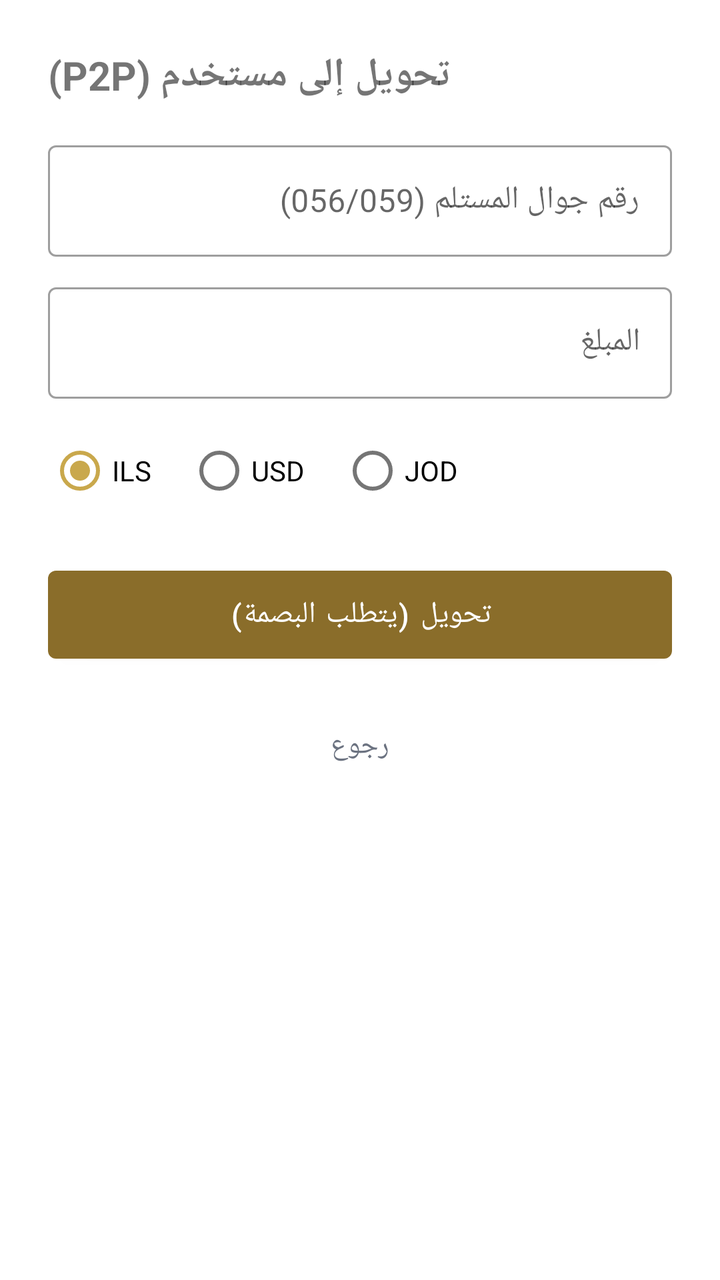
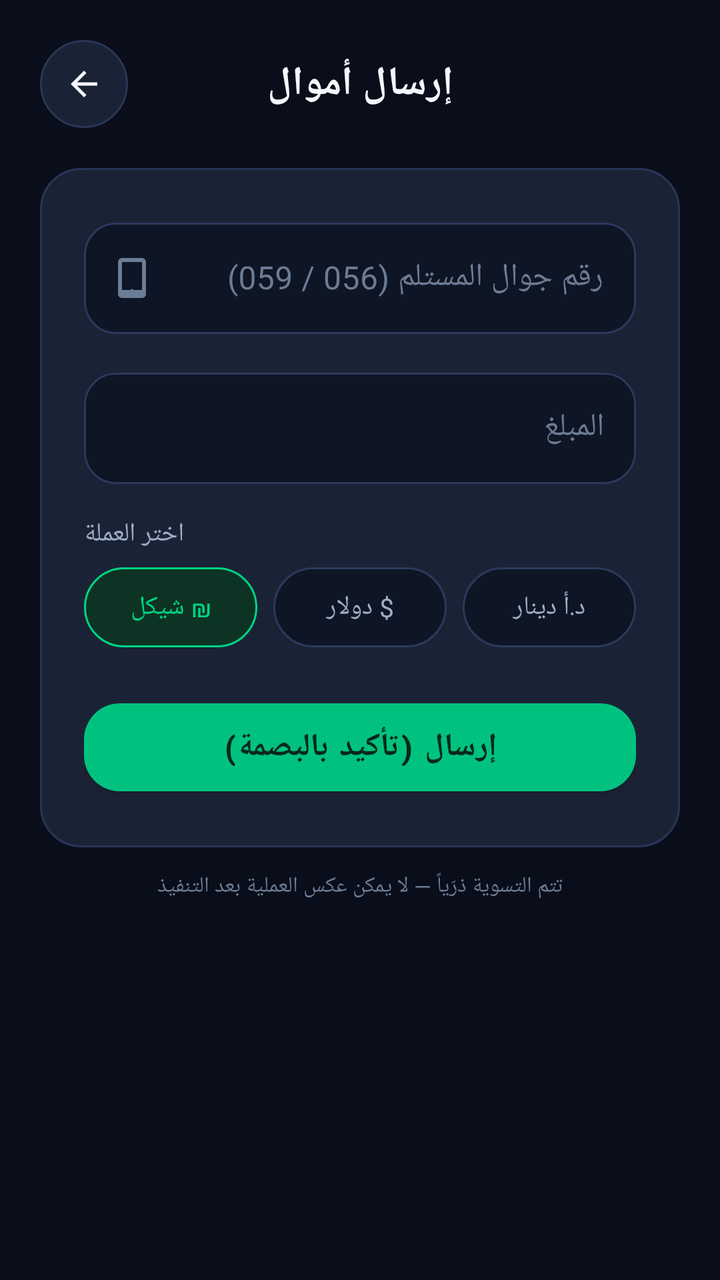

The first picture is an Android layout as it rendered before a commit; the second is the same layout after the commit. The layout source and the unified diff follow.
<!-- AndroidManifest.xml: application theme Theme.Fakah -->
<!-- res/layout/activity_transfer.xml -->
<?xml version="1.0" encoding="utf-8"?>
<ScrollView xmlns:android="http://schemas.android.com/apk/res/android"
    android:layout_width="match_parent"
    android:layout_height="match_parent">

    <LinearLayout
        android:layout_width="match_parent"
        android:layout_height="wrap_content"
        android:orientation="vertical"
        android:padding="24dp">

        <TextView
            android:layout_width="wrap_content"
            android:layout_height="wrap_content"
            android:text="تحويل إلى مستخدم (P2P)"
            android:textSize="20sp"
            android:textStyle="bold"
            android:layout_marginBottom="16dp" />

        <com.google.android.material.textfield.TextInputLayout
            android:layout_width="match_parent"
            android:layout_height="wrap_content"
            android:hint="رقم جوال المستلم (056/059)"
            style="@style/Widget.MaterialComponents.TextInputLayout.OutlinedBox"
            xmlns:app="http://schemas.android.com/apk/res-auto">
            <com.google.android.material.textfield.TextInputEditText
                android:id="@+id/etPhone"
                android:layout_width="match_parent"
                android:layout_height="wrap_content"
                android:inputType="phone"
                android:maxLength="10"
                android:textDirection="ltr" />
        </com.google.android.material.textfield.TextInputLayout>

        <com.google.android.material.textfield.TextInputLayout
            android:layout_width="match_parent"
            android:layout_height="wrap_content"
            android:layout_marginTop="10dp"
            android:hint="المبلغ"
            style="@style/Widget.MaterialComponents.TextInputLayout.OutlinedBox">
            <com.google.android.material.textfield.TextInputEditText
                android:id="@+id/etAmount"
                android:layout_width="match_parent"
                android:layout_height="wrap_content"
                android:inputType="numberDecimal"
                android:textDirection="ltr" />
        </com.google.android.material.textfield.TextInputLayout>

        <RadioGroup
            android:id="@+id/rgCurrency"
            android:layout_width="match_parent"
            android:layout_height="wrap_content"
            android:orientation="horizontal"
            android:layout_marginTop="12dp">
            <RadioButton android:id="@+id/rbIls" android:layout_width="wrap_content"
                android:layout_height="wrap_content" android:text="ILS" android:checked="true" />
            <RadioButton android:id="@+id/rbUsd" android:layout_width="wrap_content"
                android:layout_height="wrap_content" android:layout_marginStart="18dp" android:text="USD" />
            <RadioButton android:id="@+id/rbJod" android:layout_width="wrap_content"
                android:layout_height="wrap_content" android:layout_marginStart="18dp" android:text="JOD" />
        </RadioGroup>

        <com.google.android.material.button.MaterialButton
            android:id="@+id/btnSend"
            android:layout_width="match_parent"
            android:layout_height="56dp"
            android:layout_marginTop="20dp"
            android:text="تحويل (يتطلب البصمة)"
            android:textSize="15sp" />

        <com.google.android.material.progressindicator.CircularProgressIndicator
            android:id="@+id/progress"
            android:layout_width="wrap_content"
            android:layout_height="wrap_content"
            android:layout_gravity="center_horizontal"
            android:layout_marginTop="12dp"
            android:indeterminate="true"
            android:visibility="gone" />

        <TextView
            android:id="@+id/btnBack"
            android:layout_width="wrap_content"
            android:layout_height="wrap_content"
            android:layout_gravity="center_horizontal"
            android:layout_marginTop="16dp"
            android:padding="12dp"
            android:text="رجوع"
            android:textColor="@color/textSecondary" />
    </LinearLayout>
</ScrollView>
<!-- resources referenced by this layout -->
<resources>
  <color name="textSecondary">#6B7280</color>
  <style name="Theme.Fakah" parent="Theme.MaterialComponents.DayNight.NoActionBar">
          <item name="colorPrimary">@color/goldDark</item>
          <item name="colorPrimaryVariant">@color/gold</item>
          <item name="colorOnPrimary">#FFFFFF</item>
          <item name="colorSecondary">@color/gold</item>
          <item name="colorSecondaryVariant">@color/goldDark</item>
          <item name="colorOnSecondary">#1A1A1A</item>
          <item name="android:statusBarColor">@color/primaryText</item>
          <item name="android:windowBackground">@color/bg</item>
      </style>
  <color name="goldDark">#8A6D2A</color>
  <color name="gold">#C9A84C</color>
  <color name="primaryText">#1A1A1A</color>
  <color name="bg">#FFFFFF</color>
</resources>

<!-- the commit's change to res/layout/activity_transfer.xml (unified diff, before → after) -->
@@ -1,90 +1,169 @@
 <?xml version="1.0" encoding="utf-8"?>
 <ScrollView xmlns:android="http://schemas.android.com/apk/res/android"
+    xmlns:app="http://schemas.android.com/apk/res-auto"
     android:layout_width="match_parent"
-    android:layout_height="match_parent">
+    android:layout_height="match_parent"
+    android:background="@color/bg"
+    android:scrollbars="none">
 
     <LinearLayout
         android:layout_width="match_parent"
         android:layout_height="wrap_content"
         android:orientation="vertical"
-        android:padding="24dp">
+        android:padding="20dp">
 
-        <TextView
-            android:layout_width="wrap_content"
-            android:layout_height="wrap_content"
-            android:text="تحويل إلى مستخدم (P2P)"
-            android:textSize="20sp"
-            android:textStyle="bold"
-            android:layout_marginBottom="16dp" />
-
-        <com.google.android.material.textfield.TextInputLayout
-            android:layout_width="match_parent"
-            android:layout_height="wrap_content"
-            android:hint="رقم جوال المستلم (056/059)"
-            style="@style/Widget.MaterialComponents.TextInputLayout.OutlinedBox"
-            xmlns:app="http://schemas.android.com/apk/res-auto">
-            <com.google.android.material.textfield.TextInputEditText
-                android:id="@+id/etPhone"
-                android:layout_width="match_parent"
-                android:layout_height="wrap_content"
-                android:inputType="phone"
-                android:maxLength="10"
-                android:textDirection="ltr" />
-        </com.google.android.material.textfield.TextInputLayout>
-
-        <com.google.android.material.textfield.TextInputLayout
-            android:layout_width="match_parent"
-            android:layout_height="wrap_content"
-            android:layout_marginTop="10dp"
-            android:hint="المبلغ"
-            style="@style/Widget.MaterialComponents.TextInputLayout.OutlinedBox">
-            <com.google.android.material.textfield.TextInputEditText
-                android:id="@+id/etAmount"
-                android:layout_width="match_parent"
-                android:layout_height="wrap_content"
-                android:inputType="numberDecimal"
-                android:textDirection="ltr" />
-        </com.google.android.material.textfield.TextInputLayout>
-
-        <RadioGroup
-            android:id="@+id/rgCurrency"
+        <LinearLayout
             android:layout_width="match_parent"
             android:layout_height="wrap_content"
             android:orientation="horizontal"
-            android:layout_marginTop="12dp">
-            <RadioButton android:id="@+id/rbIls" android:layout_width="wrap_content"
-                android:layout_height="wrap_content" android:text="ILS" android:checked="true" />
-            <RadioButton android:id="@+id/rbUsd" android:layout_width="wrap_content"
-                android:layout_height="wrap_content" android:layout_marginStart="18dp" android:text="USD" />
-            <RadioButton android:id="@+id/rbJod" android:layout_width="wrap_content"
-                android:layout_height="wrap_content" android:layout_marginStart="18dp" android:text="JOD" />
-        </RadioGroup>
+            android:gravity="center_vertical">
 
-        <com.google.android.material.button.MaterialButton
-            android:id="@+id/btnSend"
+            <ImageButton
+                android:id="@+id/btnBack"
+                android:layout_width="44dp"
+                android:layout_height="44dp"
+                android:background="@drawable/bg_quick_action"
+                android:src="@drawable/ic_back"
+                android:scaleType="centerInside"
+                android:padding="12dp"
+                app:tint="@color/textPrimary"
+                android:contentDescription="رجوع"/>
+
+            <TextView
+                android:layout_width="0dp"
+                android:layout_height="wrap_content"
+                android:layout_weight="1"
+                android:gravity="center"
+                android:text="إرسال أموال"
+                android:textSize="20sp"
+                android:textStyle="bold"
+                android:textColor="@color/textPrimary"/>
+
+            <Space android:layout_width="44dp" android:layout_height="1dp"/>
+        </LinearLayout>
+
+        <LinearLayout
             android:layout_width="match_parent"
-            android:layout_height="56dp"
-            android:layout_marginTop="20dp"
-            android:text="تحويل (يتطلب البصمة)"
-            android:textSize="15sp" />
+            android:layout_height="wrap_content"
+            android:orientation="vertical"
+            android:background="@drawable/bg_tx_row"
+            android:padding="22dp"
+            android:layout_marginTop="20dp">
 
-        <com.google.android.material.progressindicator.CircularProgressIndicator
-            android:id="@+id/progress"
-            android:layout_width="wrap_content"
-            android:layout_height="wrap_content"
-            android:layout_gravity="center_horizontal"
-            android:layout_marginTop="12dp"
-            android:indeterminate="true"
-            android:visibility="gone" />
+            <com.google.android.material.textfield.TextInputLayout
+                android:layout_width="match_parent"
+                android:layout_height="wrap_content"
+                android:hint="رقم جوال المستلم (056 / 059)"
+                style="@style/Widget.Fakah.Input"
+                app:startIconDrawable="@drawable/ic_phone"
+                app:startIconTint="@color/textHint">
+
+                <com.google.android.material.textfield.TextInputEditText
+                    android:id="@+id/etPhone"
+                    style="@style/Text.Fakah.Input"
+                    android:layout_width="match_parent"
+                    android:layout_height="wrap_content"
+                    android:inputType="phone"
+                    android:maxLength="10"
+                    android:textDirection="ltr"/>
+            </com.google.android.material.textfield.TextInputLayout>
+
+            <com.google.android.material.textfield.TextInputLayout
+                android:layout_width="match_parent"
+                android:layout_height="wrap_content"
+                android:layout_marginTop="14dp"
+                android:hint="المبلغ"
+                style="@style/Widget.Fakah.Input">
+
+                <com.google.android.material.textfield.TextInputEditText
+                    android:id="@+id/etAmount"
+                    style="@style/Text.Fakah.Input"
+                    android:layout_width="match_parent"
+                    android:layout_height="wrap_content"
+                    android:inputType="numberDecimal"
+                    android:textDirection="ltr"/>
+            </com.google.android.material.textfield.TextInputLayout>
+
+            <TextView
+                android:layout_width="wrap_content"
+                android:layout_height="wrap_content"
+                android:layout_marginTop="16dp"
+                android:layout_marginBottom="8dp"
+                android:text="اختر العملة"
+                android:textSize="13sp"
+                android:textColor="@color/textSecondary"/>
+
+            <RadioGroup
+                android:id="@+id/rgCurrency"
+                android:layout_width="match_parent"
+                android:layout_height="wrap_content"
+                android:orientation="horizontal">
+
+                <RadioButton
+                    android:id="@+id/rbIls"
+                    android:layout_width="0dp"
+                    android:layout_height="40dp"
+                    android:layout_weight="1"
+                    android:text="₪ شيكل"
+                    android:checked="true"
+                    android:gravity="center"
+                    android:textSize="13sp"
+                    android:button="@null"
+                    android:background="@drawable/radio_chip"
+                    android:textColor="@drawable/radio_chip_text"
+                    android:layout_marginEnd="8dp"/>
+
+                <RadioButton
+                    android:id="@+id/rbUsd"
+                    android:layout_width="0dp"
+                    android:layout_height="40dp"
+                    android:layout_weight="1"
+                    android:text="$ دولار"
+                    android:gravity="center"
+                    android:textSize="13sp"
+                    android:button="@null"
+                    android:background="@drawable/radio_chip"
+                    android:textColor="@drawable/radio_chip_text"
+                    android:layout_marginEnd="8dp"/>
+
+                <RadioButton
+                    android:id="@+id/rbJod"
+                    android:layout_width="0dp"
+                    android:layout_height="40dp"
+                    android:layout_weight="1"
+                    android:text="د.أ دينار"
+                    android:gravity="center"
+                    android:textSize="13sp"
+                    android:button="@null"
+                    android:background="@drawable/radio_chip"
+                    android:textColor="@drawable/radio_chip_text"/>
+            </RadioGroup>
+
+            <com.google.android.material.button.MaterialButton
+                android:id="@+id/btnSend"
+                style="@style/Widget.Fakah.Button"
+                android:layout_width="match_parent"
+                android:layout_height="56dp"
+                android:layout_marginTop="22dp"
+                android:text="إرسال (تأكيد بالبصمة)"/>
+
+            <ProgressBar
+                android:id="@+id/progress"
+                android:layout_width="28dp"
+                android:layout_height="28dp"
+                android:layout_gravity="center_horizontal"
+                android:layout_marginTop="14dp"
+                android:indeterminateTint="@color/primaryBright"
+                android:visibility="gone"/>
+        </LinearLayout>
 
         <TextView
-            android:id="@+id/btnBack"
-            android:layout_width="wrap_content"
+            android:layout_width="match_parent"
             android:layout_height="wrap_content"
-            android:layout_gravity="center_horizontal"
-            android:layout_marginTop="16dp"
-            android:padding="12dp"
-            android:text="رجوع"
-            android:textColor="@color/textSecondary" />
+            android:layout_marginTop="12dp"
+            android:gravity="center"
+            android:text="تتم التسوية ذرّياً — لا يمكن عكس العملية بعد التنفيذ"
+            android:textSize="11sp"
+            android:textColor="@color/textHint"/>
     </LinearLayout>
 </ScrollView>
<!-- resource entries referenced after the edit -->
@@ -1,19 +1,127 @@
 <!-- resources referenced by this layout -->
 <resources>
-  <color name="textSecondary">#6B7280</color>
-  <style name="Theme.Fakah" parent="Theme.MaterialComponents.DayNight.NoActionBar">
-          <item name="colorPrimary">@color/goldDark</item>
-          <item name="colorPrimaryVariant">@color/gold</item>
-          <item name="colorOnPrimary">#FFFFFF</item>
-          <item name="colorSecondary">@color/gold</item>
-          <item name="colorSecondaryVariant">@color/goldDark</item>
-          <item name="colorOnSecondary">#1A1A1A</item>
-          <item name="android:statusBarColor">@color/primaryText</item>
+  <color name="textSecondary">#9DAEC5</color>
+  <!-- drawable bg_quick_action (drawable) -->
+  <?xml version="1.0" encoding="utf-8"?>
+  <shape xmlns:android="http://schemas.android.com/apk/res/android">
+      <solid android:color="@color/bgCard"/>
+      <corners android:radius="22dp"/>
+      <stroke android:width="1dp" android:color="@color/cardStroke"/>
+  </shape>
+  <!-- drawable bg_tx_row (drawable) -->
+  <?xml version="1.0" encoding="utf-8"?>
+  <shape xmlns:android="http://schemas.android.com/apk/res/android">
+      <solid android:color="@color/bgCard"/>
+      <corners android:radius="20dp"/>
+      <stroke android:width="1dp" android:color="@color/cardStroke"/>
+  </shape>
+  <!-- drawable ic_back (drawable) -->
+  <vector xmlns:android="http://schemas.android.com/apk/res/android" android:width="24dp" android:height="24dp" android:viewportWidth="24" android:viewportHeight="24" android:autoMirrored="true">
+      <path android:fillColor="#FFFFFF" android:pathData="M20,11H7.8l5.6,-5.6L12,4l-8,8 8,8 1.4,-1.4L7.8,13H20v-2z"/>
+  </vector>
+  <!-- drawable ic_phone (drawable) -->
+  <vector xmlns:android="http://schemas.android.com/apk/res/android" android:width="24dp" android:height="24dp" android:viewportWidth="24" android:viewportHeight="24">
+      <path android:fillColor="#6B7C95" android:pathData="M7,2h10c1.1,0 2,0.9 2,2v16c0,1.1 -0.9,2 -2,2H7c-1.1,0 -2,-0.9 -2,-2V4c0,-1.1 0.9,-2 2,-2zM7,4v14h10V4H7zM12,17.5c0.55,0 1,0.45 1,1s-0.45,1 -1,1 -1,-0.45 -1,-1 0.45,-1 1,-1z"/>
+  </vector>
+  <!-- drawable radio_chip (drawable) -->
+  <?xml version="1.0" encoding="utf-8"?>
+  <selector xmlns:android="http://schemas.android.com/apk/res/android">
+      <item android:state_checked="true">
+          <shape android:shape="rectangle">
+              <solid android:color="@color/primarySoft"/>
+              <corners android:radius="20dp"/>
+              <stroke android:width="1dp" android:color="@color/primaryBright"/>
+          </shape>
+      </item>
+      <item>
+          <shape android:shape="rectangle">
+              <solid android:color="@color/bgInput"/>
+              <corners android:radius="20dp"/>
+              <stroke android:width="1dp" android:color="@color/inputStroke"/>
+          </shape>
+      </item>
+  </selector>
+  <!-- drawable radio_chip_text (drawable) -->
+  <?xml version="1.0" encoding="utf-8"?>
+  <selector xmlns:android="http://schemas.android.com/apk/res/android">
+      <item android:color="@color/primaryBright" android:state_checked="true"/>
+      <item android:color="@color/textSecondary"/>
+  </selector>
+  <style name="Text.Fakah.Input">
+          <item name="android:textSize">16sp</item>
+          <item name="android:textColor">@color/textPrimary</item>
+          <item name="android:textColorHint">@color/textHint</item>
+      </style>
+  <style name="Widget.Fakah.Button" parent="Widget.MaterialComponents.Button">
+          <item name="android:textSize">16sp</item>
+          <item name="android:textStyle">bold</item>
+          <item name="android:textColor">@color/onPrimary</item>
+          <item name="backgroundTint">@color/primary</item>
+          <item name="android:paddingStart">24dp</item>
+          <item name="android:paddingEnd">24dp</item>
+          <item name="cornerRadius">18dp</item>
+          <item name="elevation">0dp</item>
+          <item name="rippleColor">#3306281B</item>
+      </style>
+  <style name="Widget.Fakah.Input" parent="Widget.MaterialComponents.TextInputLayout.OutlinedBox">
+          <item name="boxBackgroundColor">@color/bgInput</item>
+          <item name="boxStrokeColor">@color/input_stroke_state</item>
+          <item name="boxCornerRadiusTopStart">16dp</item>
+          <item name="boxCornerRadiusTopEnd">16dp</item>
+          <item name="boxCornerRadiusBottomStart">16dp</item>
+          <item name="boxCornerRadiusBottomEnd">16dp</item>
+          <item name="hintTextColor">@color/textSecondary</item>
+          <item name="android:textColorHint">@color/textHint</item>
+          <item name="colorPrimary">@color/primaryBright</item>
+          <item name="boxStrokeWidth">1dp</item>
+          <item name="boxStrokeWidthFocused">2dp</item>
+      </style>
+  <style name="Theme.Fakah" parent="Theme.MaterialComponents.NoActionBar">
+          <item name="colorPrimary">@color/primary</item>
+          <item name="colorPrimaryVariant">@color/primaryDeep</item>
+          <item name="colorOnPrimary">@color/onPrimary</item>
+          <item name="colorSecondary">@color/accentBlue</item>
+          <item name="colorSecondaryVariant">@color/accentGold</item>
+          <item name="colorOnSecondary">#0A1226</item>
+          <item name="colorSurface">@color/bgCard</item>
+          <item name="colorOnSurface">@color/textPrimary</item>
+          <item name="android:colorBackground">@color/bg</item>
           <item name="android:windowBackground">@color/bg</item>
+          <item name="android:statusBarColor">@color/bg</item>
+          <item name="android:navigationBarColor">@color/bgNav</item>
+          <item name="android:windowLightStatusBar">false</item>
+          <item name="colorError">@color/danger</item>
+          <item name="android:textColorPrimary">@color/textPrimary</item>
+          <item name="android:textColorSecondary">@color/textSecondary</item>
+          <item name="android:textColorHint">@color/textHint</item>
+          <item name="materialAlertDialogTheme">@style/ThemeOverlay.Fakah.Dialog</item>
       </style>
-  <color name="goldDark">#8A6D2A</color>
-  <color name="gold">#C9A84C</color>
-  <color name="primaryText">#1A1A1A</color>
-  <color name="bg">#FFFFFF</color>
+  <color name="bgCard">#1A2336</color>
+  <color name="cardStroke">#283656</color>
+  <color name="primarySoft">#0C3324</color>
+  <color name="bgInput">#0E1524</color>
+  <color name="inputStroke">#2A3A5C</color>
+  <color name="onPrimary">#06281B</color>
+  <color name="primary">#00C27E</color>
+  <color name="primaryDeep">#00A26B</color>
+  <color name="accentBlue">#4C8DFF</color>
+  <color name="accentGold">#FFC85C</color>
+  <color name="bgNav">#0E1526</color>
+  <color name="danger">#FF6B6B</color>
+  <style name="ThemeOverlay.Fakah.Dialog" parent="ThemeOverlay.MaterialComponents.Dialog.Alert">
+          <item name="colorPrimary">@color/primary</item>
+          <item name="android:windowBackground">@color/bgCard</item>
+          <item name="android:textColorPrimary">@color/textPrimary</item>
+          <item name="android:textColor">@color/textPrimary</item>
+          <item name="buttonBarPositiveButtonStyle">@style/Widget.Fakah.DialogButton</item>
+          <item name="buttonBarNegativeButtonStyle">@style/Widget.Fakah.DialogButton</item>
+      </style>
+  <style name="Widget.Fakah.DialogButton" parent="Widget.MaterialComponents.Button.TextButton.Dialog">
+          <item name="android:textColor">@color/primaryBright</item>
+      </style>
+  <color name="bg">#0A0E1A</color>
+  <color name="primaryBright">#00D483</color>
+  <color name="textHint">#6B7C95</color>
+  <color name="textPrimary">#F4F7FC</color>
 </resources>
 
